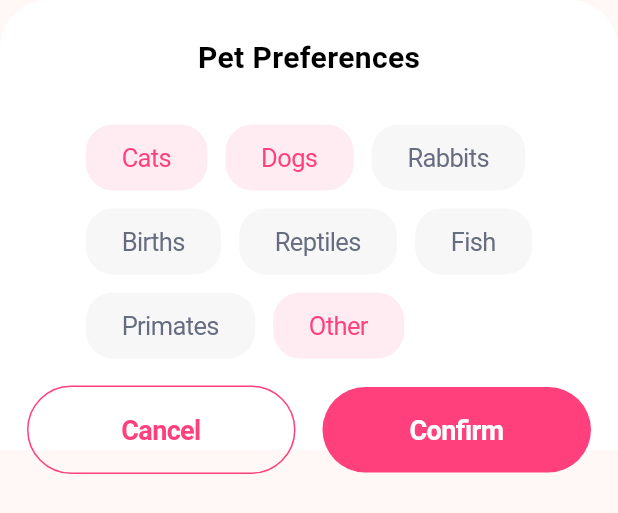
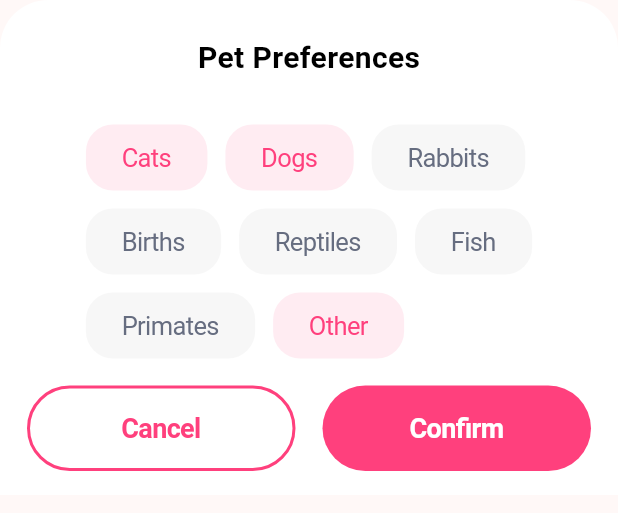
Before and after one commit to nhaattrieeu/pawa_pet_adoption, a Flutter app: the PetPreferenceModalPopup widget shown alone on an empty page, opened directly, on a phone screen of 412 x 824 dp. Shown: the top 513 px of the screen. Run offline on Flutter 3.47's test engine with Material 3 defaults, Android fonts, the phone set to English and light mode, and no system bars; our stand-ins replace cached_network_image, dartz, dio, equatable, flutter_bloc, flutter_svg and 5 more; network calls fail.

Commit message:
fix: size modal popup

```diff
--- a/lib/presentation/home/widgets/home_header.dart
+++ b/lib/presentation/home/widgets/home_header.dart
@@ -61,10 +61,10 @@ class HomeHeader extends SliverPersistentHeaderDelegate {
   }
 
   @override
-  double get maxExtent => 79;
+  double get maxExtent => 80;
 
   @override
-  double get minExtent => 79;
+  double get minExtent => 80;
 
   @override
   bool shouldRebuild(covariant SliverPersistentHeaderDelegate oldDelegate) {
--- a/lib/presentation/profile/widgets/pet_preference_modal_popup.dart
+++ b/lib/presentation/profile/widgets/pet_preference_modal_popup.dart
@@ -9,7 +9,10 @@ class PetPreferenceModalPopup extends StatelessWidget {
 
   @override
   Widget build(BuildContext context) {
+    double paddingBottom = MediaQuery.of(context).padding.bottom;
+
     return Container(
+      padding: EdgeInsets.only(bottom: paddingBottom),
       width: double.infinity,
       decoration: BoxDecoration(
         color: AppColors.white,
@@ -17,7 +20,7 @@ class PetPreferenceModalPopup extends StatelessWidget {
           top: Radius.circular(32),
         ),
       ),
-      height: 300,
+      height: 330,
       child: Column(
         children: [
           const Gap(24),
@@ -77,21 +80,20 @@ class PetPreferenceModalPopup extends StatelessWidget {
               children: [
                 Expanded(
                   child: CupertinoButton(
-                    minSize: 0,
-                    padding: EdgeInsets.zero,
                     onPressed: () {
                       Navigator.of(context).pop();
                     },
-                    child: Expanded(
+                    minSize: 0,
+                    padding: EdgeInsets.zero,
                     child: Container(
-                        padding: const EdgeInsets.symmetric(
-                          vertical: 18,
-                        ),
+                      padding: const EdgeInsets.symmetric(vertical: 16),
                       decoration: BoxDecoration(
+                        borderRadius: BorderRadius.circular(40),
                         border: Border.all(
+                          width: 2,
                           color: AppColors.primaryColor,
                         ),
-                            borderRadius: BorderRadius.circular(36)),
+                      ),
                       child: Center(
                         child: Text(
                           "Cancel",
@@ -99,7 +101,6 @@ class PetPreferenceModalPopup extends StatelessWidget {
                             fontSize: 18,
                             fontWeight: FontWeight.bold,
                             color: AppColors.primaryColor,
-                            ),
                           ),
                         ),
                       ),
@@ -125,7 +126,7 @@ class PetPreferenceModalPopup extends StatelessWidget {
                 ),
               ],
             ),
-          )
+          ),
         ],
       ),
     );
```
Also changed, not shown: 7 other files. Lines whose indentation alone changed are shown as unchanged.
